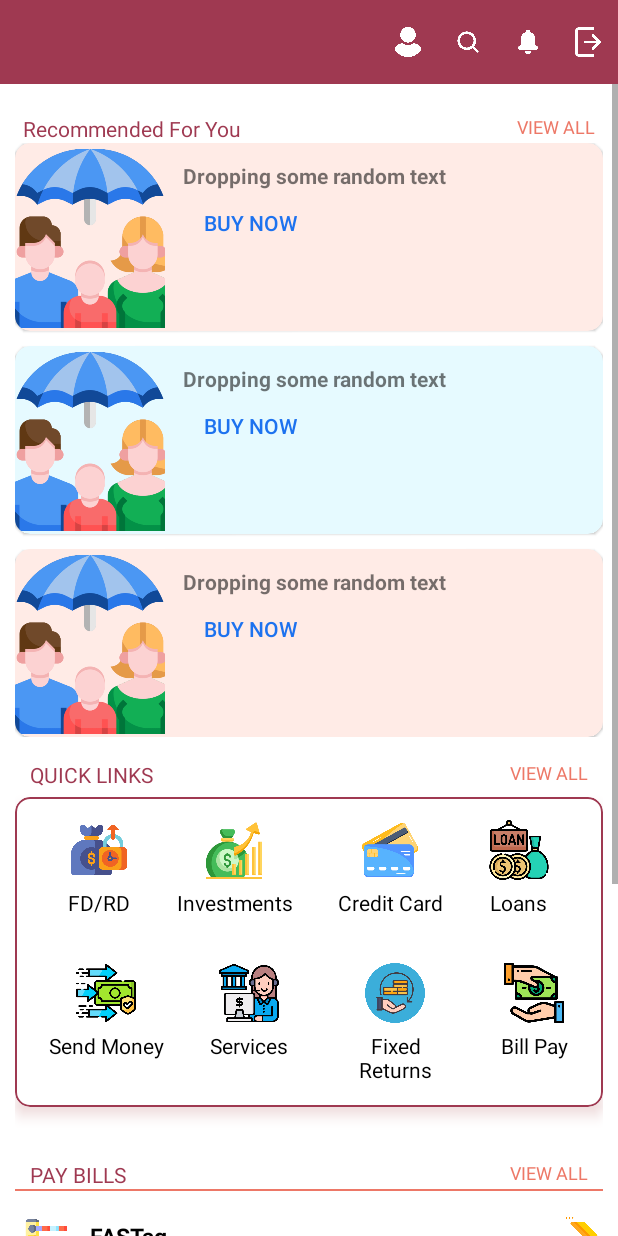
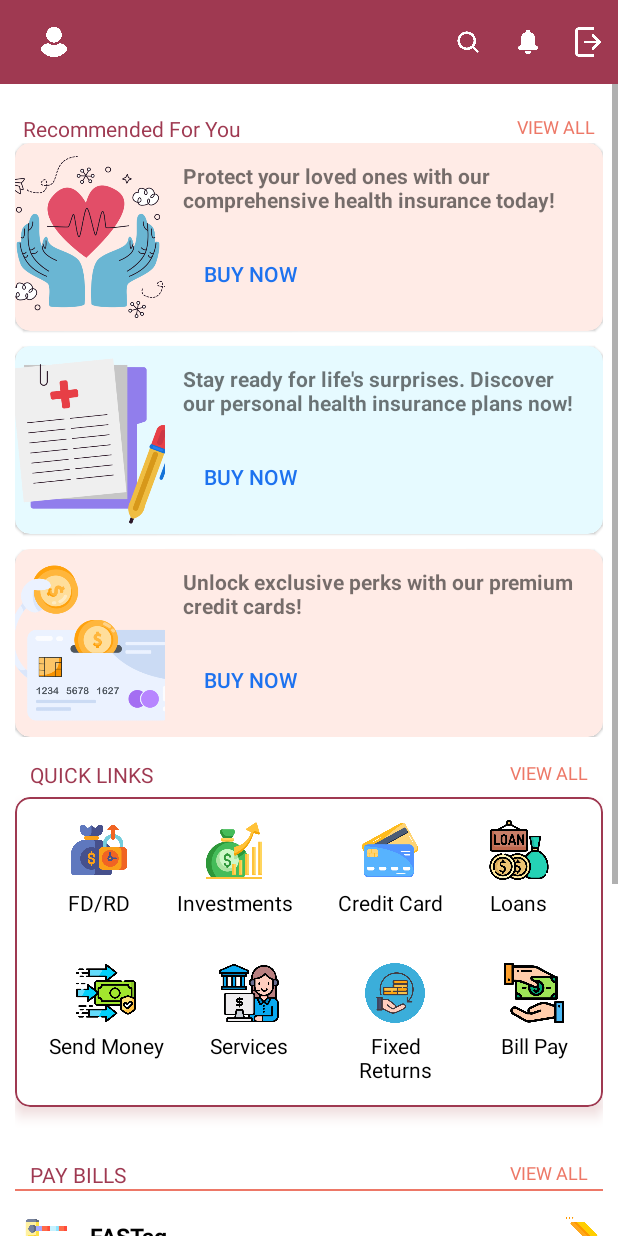
Before and after one commit to jitzp0924/CT-Demo-App, an Android app: the HomeScreen2 screen opened directly, with no data from a screen before it, on a phone screen of 412 x 824 dp. Run offline under Robolectric (Android 15) with nearby library versions, the phone set to English and light mode, and no system bars.

Commit message:
Updated User Interface -- Cards  & Toolbar

```diff
--- a/app/src/main/res/layout/activity_home_screen2.xml
+++ b/app/src/main/res/layout/activity_home_screen2.xml
@@ -22,10 +22,6 @@
             android:gravity="center_vertical">
 
             <!-- Spacer View to push icons to the right -->
-            <View
-                android:layout_width="0dp"
-                android:layout_height="wrap_content"
-                android:layout_weight="1" />
 
             <!-- Profile Icon -->
             <ImageView
@@ -35,6 +31,10 @@
                 android:padding="10dp"
                 android:src="@drawable/profile" />
 
+            <View
+                android:layout_width="0dp"
+                android:layout_height="wrap_content"
+                android:layout_weight="1" />
             <!-- Search Icon -->
             <ImageView
                 android:id="@+id/search_icon"
@@ -126,7 +126,7 @@
                     android:layout_width="100dp"
                     android:layout_height="125dp"
                     android:scaleType="centerCrop"
-                    android:src="@drawable/insurance" />
+                    android:src="@drawable/healthinsurance" />
 
                 <LinearLayout
                     android:layout_width="match_parent"
@@ -139,11 +139,15 @@
                         android:id="@+id/card_1_text"
                         android:layout_width="match_parent"
                         android:layout_height="wrap_content"
-                        android:text="Dropping some random text"
+                        android:text="@string/health_insurance_text"
                         android:textSize="14sp"
                         android:textStyle="bold"
                         android:padding="6dp"/>
-
+                    <LinearLayout
+                        android:layout_width="match_parent"
+                        android:layout_height="0dp"
+                        android:layout_weight="1"
+                        android:gravity="bottom">
                     <!-- Button -->
                     <Button
                         android:id="@+id/card_1_button"
@@ -154,6 +158,7 @@
                         android:padding="6dp"
                         android:textColor="#1D72EF"
                         android:background="@android:color/transparent"/>
+                </LinearLayout>
                 </LinearLayout>
             </LinearLayout>
         </com.google.android.material.card.MaterialCardView>
@@ -178,7 +183,7 @@
                     android:id="@+id/card_2_img"
                     android:layout_width="100dp"
                     android:layout_height="125dp"
-                    android:src="@drawable/insurance"
+                    android:src="@drawable/personalinsurance"
                     android:scaleType="centerCrop"/>
 
                 <!-- Text and Button Container -->
@@ -193,10 +198,15 @@
                         android:id="@+id/card_2_text"
                         android:layout_width="match_parent"
                         android:layout_height="wrap_content"
-                        android:text="Dropping some random text"
+                        android:text="@string/peronal_insurance_text"
                         android:textSize="14sp"
                         android:textStyle="bold"
                         android:padding="6dp"/>
+                    <LinearLayout
+                        android:layout_width="match_parent"
+                        android:layout_height="0dp"
+                        android:layout_weight="1"
+                        android:gravity="bottom">
 
                     <!-- Button -->
                     <Button
@@ -208,6 +218,7 @@
                         android:padding="6dp"
                         android:textColor="#1D72EF"
                         android:background="@android:color/transparent"/>
+                </LinearLayout>
                 </LinearLayout>
             </LinearLayout>
         </com.google.android.material.card.MaterialCardView>
@@ -231,7 +242,7 @@
                     android:id="@+id/card_3_img"
                     android:layout_width="100dp"
                     android:layout_height="125dp"
-                    android:src="@drawable/insurance"
+                    android:src="@drawable/card"
                     android:scaleType="centerCrop"
                     />
 
@@ -247,11 +258,15 @@
                         android:id="@+id/card_3_text"
                         android:layout_width="match_parent"
                         android:layout_height="wrap_content"
-                        android:text="Dropping some random text"
+                        android:text="@string/card_text"
                         android:textSize="14sp"
                         android:textStyle="bold"
                         android:padding="6dp"/>
-
+                    <LinearLayout
+                        android:layout_width="match_parent"
+                        android:layout_height="0dp"
+                        android:layout_weight="1"
+                        android:gravity="bottom">
                     <!-- Button -->
                     <Button
                         android:id="@+id/card_3_button"
@@ -261,7 +276,10 @@
                         android:gravity="end"
                         android:padding="6dp"
                         android:textColor="#1D72EF"
-                        android:background="@android:color/transparent"/>
+                        android:background="@android:color/transparent"
+                        />
+                    </LinearLayout>
+
                 </LinearLayout>
             </LinearLayout>
         </com.google.android.material.card.MaterialCardView>
--- a/app/src/main/res/values/strings.xml
+++ b/app/src/main/res/values/strings.xml
@@ -24,6 +24,9 @@
     </string>
     <string name="attachment_summary_off">Only download attachments when manually requested</string>
     <string name="buy_now">Buy Now</string>
+    <string name="health_insurance_text">Protect your loved ones with our comprehensive health insurance today!</string>
+    <string name="peronal_insurance_text">Stay ready for life\'s surprises. Discover our personal health insurance plans now!</string>
+    <string name="card_text">Unlock exclusive perks with our premium credit cards!"</string>
 
 
 </resources>
```
Also changed, not shown: app/src/main/res/drawable/card.png (added), app/src/main/res/drawable/healthinsurance.png (added), app/src/main/res/drawable/personalinsurance.png (added).
